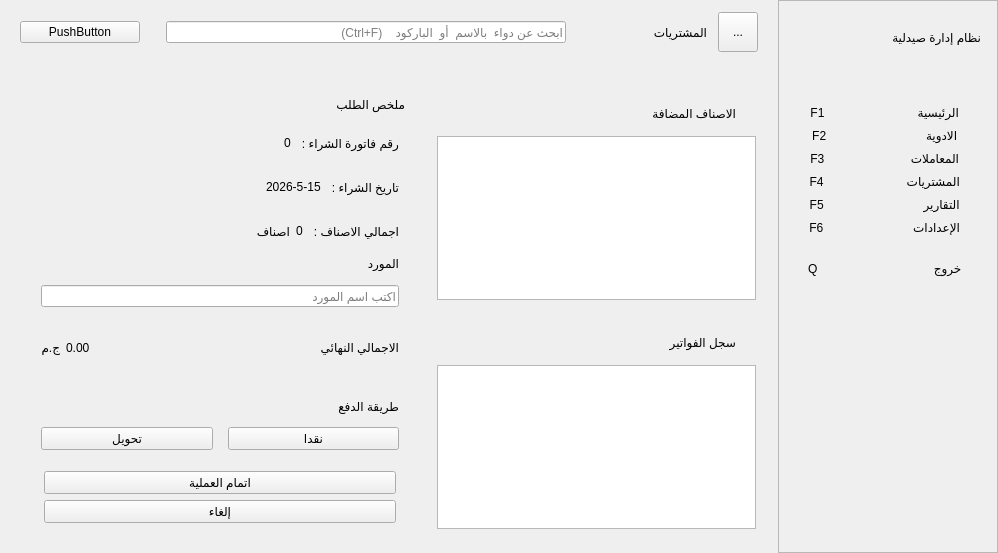
Old version of the form mainwindow.ui in the repository Ali-emad-25/PharmacyApp.
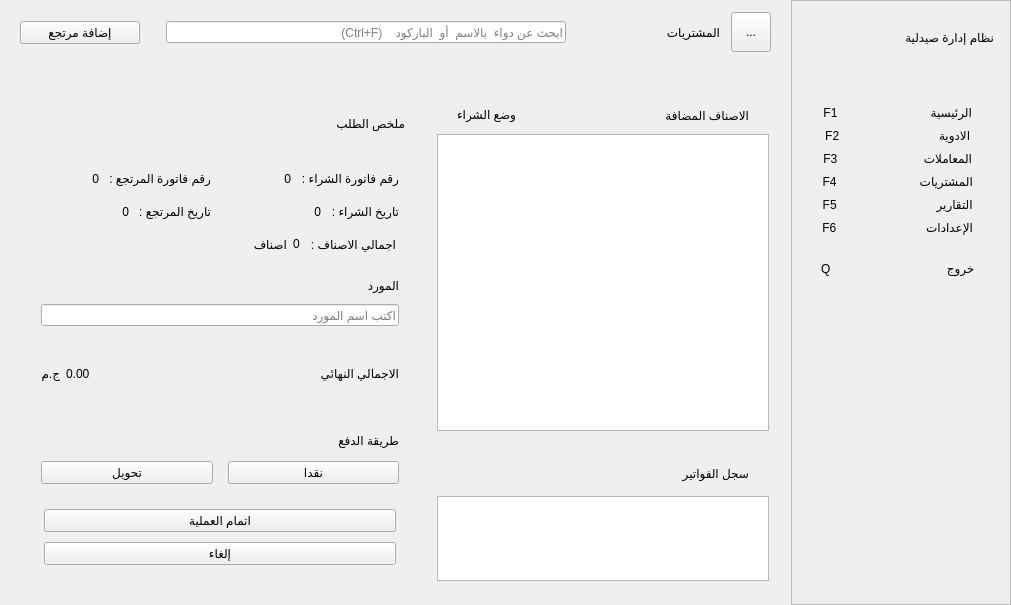
New version of the form. Icons and pictures are not drawn.

```diff
--- a/mainwindow.ui
+++ b/mainwindow.ui
@@ -6,8 +6,8 @@
    <rect>
     <x>0</x>
     <y>0</y>
-    <width>998</width>
-    <height>541</height>
+    <width>1011</width>
+    <height>605</height>
    </rect>
   </property>
   <property name="sizePolicy">
@@ -105,8 +105,18 @@
                <height>16777215</height>
               </size>
              </property>
+             <property name="layoutDirection">
+              <enum>Qt::LayoutDirection::RightToLeft</enum>
+             </property>
              <property name="text">
-              <string>PushButton</string>
+              <string>إضافة مرتجع</string>
+             </property>
+             <property name="icon">
+              <iconset>
+               <normaloff>icons/refresh2.svg</normaloff>icons/refresh2.svg</iconset>
+             </property>
+             <property name="checkable">
+              <bool>true</bool>
              </property>
             </widget>
            </item>
@@ -239,7 +249,7 @@
                <height>16777215</height>
               </size>
              </property>
-             <layout class="QVBoxLayout" name="verticalLayout_35">
+             <layout class="QVBoxLayout" name="verticalLayout_18">
               <property name="spacing">
                <number>6</number>
               </property>
@@ -253,7 +263,7 @@
                <number>15</number>
               </property>
               <property name="bottomMargin">
-               <number>10</number>
+               <number>15</number>
               </property>
               <item>
                <widget class="QWidget" name="widget_44" native="true">
@@ -270,31 +280,21 @@
                  </size>
                 </property>
                 <layout class="QHBoxLayout" name="horizontalLayout_32">
+                 <property name="spacing">
+                  <number>0</number>
+                 </property>
                  <property name="leftMargin">
-                  <number>0</number>
+                  <number>6</number>
                  </property>
                  <property name="topMargin">
-                  <number>0</number>
+                  <number>6</number>
                  </property>
                  <property name="rightMargin">
                   <number>0</number>
                  </property>
                  <property name="bottomMargin">
-                  <number>0</number>
+                  <number>6</number>
                  </property>
-                 <item>
-                  <spacer name="horizontalSpacer_24">
-                   <property name="orientation">
-                    <enum>Qt::Orientation::Horizontal</enum>
-                   </property>
-                   <property name="sizeHint" stdset="0">
-                    <size>
-                     <width>199</width>
-                     <height>20</height>
-                    </size>
-                   </property>
-                  </spacer>
-                 </item>
                  <item>
                   <widget class="QLabel" name="purchlbldetails">
                    <property name="text">
@@ -306,10 +306,10 @@
                </widget>
               </item>
               <item>
-               <widget class="QWidget" name="purchlbldet" native="true">
-                <layout class="QVBoxLayout" name="verticalLayout_19">
+               <widget class="QWidget" name="widget_50" native="true">
+                <layout class="QVBoxLayout" name="verticalLayout_34">
                  <property name="spacing">
-                  <number>6</number>
+                  <number>0</number>
                  </property>
                  <property name="leftMargin">
                   <number>0</number>
@@ -321,49 +321,92 @@
                   <number>0</number>
                  </property>
                  <property name="bottomMargin">
-                  <number>15</number>
+                  <number>10</number>
                  </property>
                  <item>
-                  <widget class="QWidget" name="widget_45" native="true">
+                  <widget class="QWidget" name="widget_37" native="true">
                    <layout class="QHBoxLayout" name="horizontalLayout_33">
                     <property name="spacing">
-                     <number>10</number>
+                     <number>0</number>
                     </property>
                     <property name="leftMargin">
                      <number>0</number>
                     </property>
+                    <property name="topMargin">
+                     <number>0</number>
+                    </property>
+                    <property name="rightMargin">
+                     <number>0</number>
+                    </property>
+                    <property name="bottomMargin">
+                     <number>0</number>
+                    </property>
+                    <item>
+                     <widget class="QWidget" name="purchwidgetnum" native="true">
+                      <layout class="QHBoxLayout" name="horizontalLayout_49">
+                       <property name="spacing">
+                        <number>10</number>
+                       </property>
+                       <item>
+                        <widget class="QLabel" name="purchvaluereturn">
+                         <property name="sizePolicy">
+                          <sizepolicy hsizetype="Preferred" vsizetype="Preferred">
+                           <horstretch>0</horstretch>
+                           <verstretch>0</verstretch>
+                          </sizepolicy>
+                         </property>
+                         <property name="layoutDirection">
+                          <enum>Qt::LayoutDirection::LeftToRight</enum>
+                         </property>
+                         <property name="text">
+                          <string>0</string>
+                         </property>
+                         <property name="alignment">
+                          <set>Qt::AlignmentFlag::AlignRight|Qt::AlignmentFlag::AlignTrailing|Qt::AlignmentFlag::AlignVCenter</set>
+                         </property>
+                        </widget>
+                       </item>
+                       <item>
+                        <widget class="QLabel" name="purchnumreturn">
+                         <property name="sizePolicy">
+                          <sizepolicy hsizetype="Fixed" vsizetype="Preferred">
+                           <horstretch>0</horstretch>
+                           <verstretch>0</verstretch>
+                          </sizepolicy>
+                         </property>
+                         <property name="text">
+                          <string>رقم فاتورة المرتجع :</string>
+                         </property>
+                        </widget>
+                       </item>
+                      </layout>
+                     </widget>
+                    </item>
+                    <item>
+                     <widget class="QWidget" name="widget_45" native="true">
+                      <layout class="QHBoxLayout" name="horizontalLayout_48">
+                       <property name="spacing">
+                        <number>10</number>
+                       </property>
                     <property name="rightMargin">
                      <number>6</number>
                     </property>
-                    <item>
-                     <spacer name="horizontalSpacer_25">
-                      <property name="orientation">
-                       <enum>Qt::Orientation::Horizontal</enum>
-                      </property>
-                      <property name="sizeHint" stdset="0">
-                       <size>
-                        <width>40</width>
-                        <height>20</height>
-                       </size>
-                      </property>
-                     </spacer>
-                    </item>
                     <item>
                      <widget class="QLabel" name="purchvalueinv">
                       <property name="sizePolicy">
-                       <sizepolicy hsizetype="Fixed" vsizetype="Preferred">
+                          <sizepolicy hsizetype="Preferred" vsizetype="Preferred">
                         <horstretch>0</horstretch>
                         <verstretch>0</verstretch>
                        </sizepolicy>
                       </property>
                       <property name="layoutDirection">
-                       <enum>Qt::LayoutDirection::RightToLeft</enum>
+                          <enum>Qt::LayoutDirection::LeftToRight</enum>
                       </property>
                       <property name="text">
                        <string>0</string>
                       </property>
                       <property name="alignment">
-                       <set>Qt::AlignmentFlag::AlignLeading|Qt::AlignmentFlag::AlignLeft|Qt::AlignmentFlag::AlignVCenter</set>
+                          <set>Qt::AlignmentFlag::AlignRight|Qt::AlignmentFlag::AlignTrailing|Qt::AlignmentFlag::AlignVCenter</set>
                       </property>
                      </widget>
                     </item>
@@ -383,6 +426,65 @@
                    </layout>
                   </widget>
                  </item>
+                   </layout>
+                  </widget>
+                 </item>
+                 <item>
+                  <widget class="QWidget" name="widget_48" native="true">
+                   <layout class="QHBoxLayout" name="horizontalLayout_47">
+                    <property name="spacing">
+                     <number>0</number>
+                    </property>
+                    <property name="leftMargin">
+                     <number>0</number>
+                    </property>
+                    <property name="topMargin">
+                     <number>0</number>
+                    </property>
+                    <property name="rightMargin">
+                     <number>0</number>
+                    </property>
+                    <property name="bottomMargin">
+                     <number>0</number>
+                    </property>
+                    <item>
+                     <widget class="QWidget" name="purchwidgetdate" native="true">
+                      <layout class="QHBoxLayout" name="horizontalLayout_50">
+                       <property name="spacing">
+                        <number>10</number>
+                       </property>
+                       <item>
+                        <widget class="QLabel" name="purchvaluedatereturn">
+                         <property name="sizePolicy">
+                          <sizepolicy hsizetype="Preferred" vsizetype="Preferred">
+                           <horstretch>0</horstretch>
+                           <verstretch>0</verstretch>
+                          </sizepolicy>
+                         </property>
+                         <property name="text">
+                          <string>0</string>
+                         </property>
+                         <property name="alignment">
+                          <set>Qt::AlignmentFlag::AlignRight|Qt::AlignmentFlag::AlignTrailing|Qt::AlignmentFlag::AlignVCenter</set>
+                         </property>
+                        </widget>
+                       </item>
+                       <item>
+                        <widget class="QLabel" name="purchdatereturn">
+                         <property name="sizePolicy">
+                          <sizepolicy hsizetype="Fixed" vsizetype="Preferred">
+                           <horstretch>0</horstretch>
+                           <verstretch>0</verstretch>
+                          </sizepolicy>
+                         </property>
+                         <property name="text">
+                          <string>تاريخ المرتجع :</string>
+                         </property>
+                        </widget>
+                       </item>
+                      </layout>
+                     </widget>
+                    </item>
                  <item>
                   <widget class="QWidget" name="widget_46" native="true">
                    <layout class="QHBoxLayout" name="horizontalLayout_42">
@@ -390,34 +492,24 @@
                      <number>10</number>
                     </property>
                     <property name="leftMargin">
-                     <number>0</number>
+                        <number>6</number>
                     </property>
                     <property name="rightMargin">
                      <number>6</number>
                     </property>
-                    <item>
-                     <spacer name="horizontalSpacer_26">
-                      <property name="orientation">
-                       <enum>Qt::Orientation::Horizontal</enum>
-                      </property>
-                      <property name="sizeHint" stdset="0">
-                       <size>
-                        <width>40</width>
-                        <height>20</height>
-                       </size>
-                      </property>
-                     </spacer>
-                    </item>
                     <item>
                      <widget class="QLabel" name="purchvaluedate">
                       <property name="sizePolicy">
-                       <sizepolicy hsizetype="Fixed" vsizetype="Preferred">
+                          <sizepolicy hsizetype="Preferred" vsizetype="Preferred">
                         <horstretch>0</horstretch>
                         <verstretch>0</verstretch>
                        </sizepolicy>
                       </property>
                       <property name="text">
-                       <string>2026-5-15</string>
+                          <string>0</string>
+                         </property>
+                         <property name="alignment">
+                          <set>Qt::AlignmentFlag::AlignRight|Qt::AlignmentFlag::AlignTrailing|Qt::AlignmentFlag::AlignVCenter</set>
                       </property>
                      </widget>
                     </item>
@@ -437,6 +529,9 @@
                    </layout>
                   </widget>
                  </item>
+                   </layout>
+                  </widget>
+                 </item>
                  <item>
                   <widget class="QWidget" name="widget_47" native="true">
                    <layout class="QHBoxLayout" name="horizontalLayout_43">
@@ -450,22 +545,46 @@
                      <number>0</number>
                     </property>
                     <property name="rightMargin">
-                     <number>6</number>
+                     <number>0</number>
                     </property>
                     <property name="bottomMargin">
                      <number>0</number>
                     </property>
                     <item>
                      <widget class="QWidget" name="widget_7" native="true">
+                      <layout class="QHBoxLayout" name="horizontalLayout_51">
+                       <property name="spacing">
+                        <number>10</number>
+                       </property>
+                       <property name="leftMargin">
+                        <number>6</number>
+                       </property>
+                       <property name="topMargin">
+                        <number>6</number>
+                       </property>
+                       <property name="bottomMargin">
+                        <number>6</number>
+                       </property>
+                       <item>
+                        <widget class="QWidget" name="widget_53" native="true">
                       <layout class="QHBoxLayout" name="horizontalLayout_45">
+                          <property name="spacing">
+                           <number>6</number>
+                          </property>
                        <property name="leftMargin">
                         <number>0</number>
                        </property>
+                          <property name="topMargin">
+                           <number>0</number>
+                          </property>
                        <property name="rightMargin">
                         <number>0</number>
                        </property>
+                          <property name="bottomMargin">
+                           <number>0</number>
+                          </property>
                        <item>
-                        <spacer name="horizontalSpacer_27">
+                           <spacer name="horizontalSpacer_24">
                          <property name="orientation">
                           <enum>Qt::Orientation::Horizontal</enum>
                          </property>
@@ -522,11 +641,17 @@
                    </layout>
                   </widget>
                  </item>
+                   </layout>
+                  </widget>
+                 </item>
+                </layout>
+               </widget>
+              </item>
                  <item>
-                  <widget class="QWidget" name="widget_51" native="true">
-                   <layout class="QVBoxLayout" name="verticalLayout_18">
+               <widget class="QWidget" name="purchlbldet" native="true">
+                <layout class="QVBoxLayout" name="verticalLayout_19">
                     <property name="spacing">
-                     <number>14</number>
+                  <number>10</number>
                     </property>
                     <property name="leftMargin">
                      <number>6</number>
@@ -538,7 +663,7 @@
                      <number>6</number>
                     </property>
                     <property name="bottomMargin">
-                     <number>0</number>
+                  <number>15</number>
                     </property>
                     <item>
                      <widget class="QLabel" name="purchsupplier">
@@ -557,32 +682,32 @@
                    </layout>
                   </widget>
                  </item>
-                </layout>
-               </widget>
-              </item>
               <item>
                <widget class="QWidget" name="purchlbltotal" native="true">
                 <property name="minimumSize">
                  <size>
                   <width>0</width>
-                  <height>50</height>
+                  <height>0</height>
                  </size>
                 </property>
                 <property name="maximumSize">
                  <size>
                   <width>16777215</width>
-                  <height>50</height>
+                  <height>16777215</height>
                  </size>
                 </property>
                 <layout class="QHBoxLayout" name="horizontalLayout_15">
                  <property name="leftMargin">
                   <number>6</number>
                  </property>
+                 <property name="topMargin">
+                  <number>6</number>
+                 </property>
                  <property name="rightMargin">
                   <number>6</number>
                  </property>
                  <property name="bottomMargin">
-                  <number>20</number>
+                  <number>18</number>
                  </property>
                  <item>
                   <widget class="QLabel" name="purchpoundtotal">
@@ -666,6 +791,9 @@
                     </property>
                     <item>
                      <widget class="QPushButton" name="purchbtnvisa">
+                      <property name="layoutDirection">
+                       <enum>Qt::LayoutDirection::RightToLeft</enum>
+                      </property>
                       <property name="text">
                        <string>تحويل</string>
                       </property>
@@ -676,6 +804,9 @@
                     </item>
                     <item>
                      <widget class="QPushButton" name="purchbtncash">
+                      <property name="layoutDirection">
+                       <enum>Qt::LayoutDirection::RightToLeft</enum>
+                      </property>
                       <property name="text">
                        <string>نقدا</string>
                       </property>
@@ -751,6 +882,12 @@
               </property>
               <item>
                <widget class="QWidget" name="purchbackcart" native="true">
+                <property name="minimumSize">
+                 <size>
+                  <width>0</width>
+                  <height>350</height>
+                 </size>
+                </property>
                 <property name="maximumSize">
                  <size>
                   <width>16777215</width>
@@ -765,7 +902,7 @@
                   <number>2</number>
                  </property>
                  <property name="topMargin">
-                  <number>6</number>
+                  <number>0</number>
                  </property>
                  <property name="rightMargin">
                   <number>2</number>
@@ -782,9 +919,28 @@
                     </size>
                    </property>
                    <layout class="QHBoxLayout" name="horizontalLayout_14">
+                    <property name="leftMargin">
+                     <number>20</number>
+                    </property>
+                    <property name="topMargin">
+                     <number>20</number>
+                    </property>
                     <property name="rightMargin">
                      <number>20</number>
                     </property>
+                    <item>
+                     <widget class="QLabel" name="purchmode">
+                      <property name="sizePolicy">
+                       <sizepolicy hsizetype="Preferred" vsizetype="Fixed">
+                        <horstretch>0</horstretch>
+                        <verstretch>0</verstretch>
+                       </sizepolicy>
+                      </property>
+                      <property name="text">
+                       <string>وضع الشراء</string>
+                      </property>
+                     </widget>
+                    </item>
                     <item>
                      <spacer name="horizontalSpacer_21">
                       <property name="orientation">
@@ -809,7 +965,11 @@
                   </widget>
                  </item>
                  <item>
-                  <widget class="QTableView" name="purchcart"/>
+                  <widget class="QTableView" name="purchcart">
+                   <property name="layoutDirection">
+                    <enum>Qt::LayoutDirection::RightToLeft</enum>
+                   </property>
+                  </widget>
                  </item>
                 </layout>
                </widget>
@@ -1622,6 +1782,24 @@
                    </layout>
                   </widget>
                  </item>
+                </layout>
+               </widget>
+              </item>
+              <item>
+               <widget class="QWidget" name="widget_51" native="true">
+                <layout class="QVBoxLayout" name="verticalLayout_26">
+                 <property name="spacing">
+                  <number>0</number>
+                 </property>
+                 <property name="topMargin">
+                  <number>0</number>
+                 </property>
+                 <property name="rightMargin">
+                  <number>6</number>
+                 </property>
+                 <property name="bottomMargin">
+                  <number>0</number>
+                 </property>
                  <item>
                   <widget class="QPushButton" name="actionbtndone">
                    <property name="layoutDirection">
```
Left out of the diff: 39 changed lines with no effect on the pictures. Lines whose indentation alone changed are shown as unchanged.
